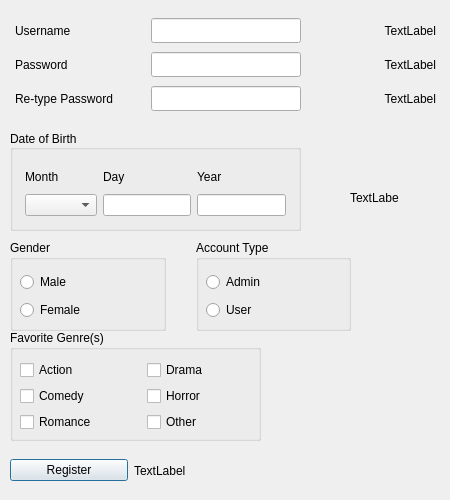
Before: the Qt Designer form registerwindow.ui in SaifTaherDev/A1_Cinema-Project, drawn with Qt 5.
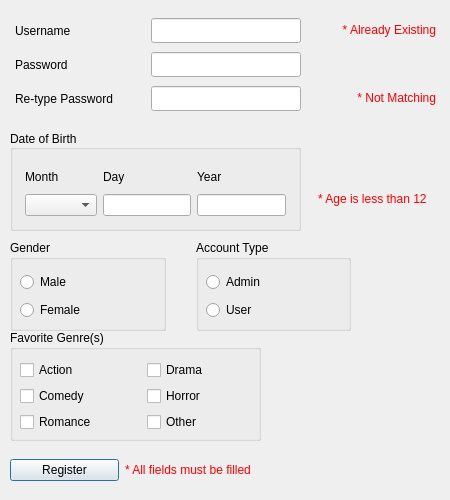
After: the same form once the commit is applied.

```diff
--- a/registerwindow.ui
+++ b/registerwindow.ui
@@ -71,7 +71,7 @@
        <enum>Qt::LeftToRight</enum>
       </property>
       <property name="text">
-       <string>TextLabel</string>
+       <string>&lt;html&gt;&lt;head/&gt;&lt;body&gt;&lt;p&gt;&lt;span style=&quot; color:#ff0000;&quot;&gt;* Already Existing&lt;/span&gt;&lt;/p&gt;&lt;/body&gt;&lt;/html&gt;</string>
       </property>
       <property name="alignment">
        <set>Qt::AlignRight|Qt::AlignTrailing|Qt::AlignVCenter</set>
@@ -112,22 +112,15 @@
         <height>25</height>
        </size>
       </property>
-     </widget>
-    </item>
-    <item row="1" column="2">
-     <widget class="QLabel" name="reg_labelPassErr">
-      <property name="text">
-       <string>TextLabel</string>
-      </property>
-      <property name="alignment">
-       <set>Qt::AlignRight|Qt::AlignTrailing|Qt::AlignVCenter</set>
+      <property name="echoMode">
+       <enum>QLineEdit::Password</enum>
       </property>
      </widget>
     </item>
     <item row="2" column="2">
      <widget class="QLabel" name="labelRetypeErr">
       <property name="text">
-       <string>TextLabel</string>
+       <string>&lt;html&gt;&lt;head/&gt;&lt;body&gt;&lt;p&gt;&lt;span style=&quot; color:#ff0000;&quot;&gt;* Not Matching&lt;/span&gt;&lt;/p&gt;&lt;/body&gt;&lt;/html&gt;</string>
       </property>
       <property name="alignment">
        <set>Qt::AlignRight|Qt::AlignTrailing|Qt::AlignVCenter</set>
@@ -209,14 +202,14 @@
   <widget class="QLabel" name="labelDOBErr">
    <property name="geometry">
     <rect>
-     <x>350</x>
-     <y>190</y>
-     <width>49</width>
-     <height>16</height>
+     <x>318</x>
+     <y>189</y>
+     <width>121</width>
+     <height>21</height>
     </rect>
    </property>
    <property name="text">
-    <string>TextLabel</string>
+    <string>&lt;html&gt;&lt;head/&gt;&lt;body&gt;&lt;p&gt;&lt;span style=&quot; color:#ff0000;&quot;&gt;* Age is less than 12&lt;/span&gt;&lt;/p&gt;&lt;/body&gt;&lt;/html&gt;</string>
    </property>
   </widget>
   <widget class="QWidget" name="horizontalLayoutWidget">
@@ -390,7 +383,7 @@
     <item>
      <widget class="QLabel" name="labelRegErr">
       <property name="text">
-       <string>TextLabel</string>
+       <string>&lt;html&gt;&lt;head/&gt;&lt;body&gt;&lt;p&gt;&lt;span style=&quot; color:#ff0000;&quot;&gt;* All fields must be filled&lt;/span&gt;&lt;/p&gt;&lt;/body&gt;&lt;/html&gt;</string>
       </property>
      </widget>
     </item>
```
Left out of the diff: 24 changed lines with no effect on the pictures.
